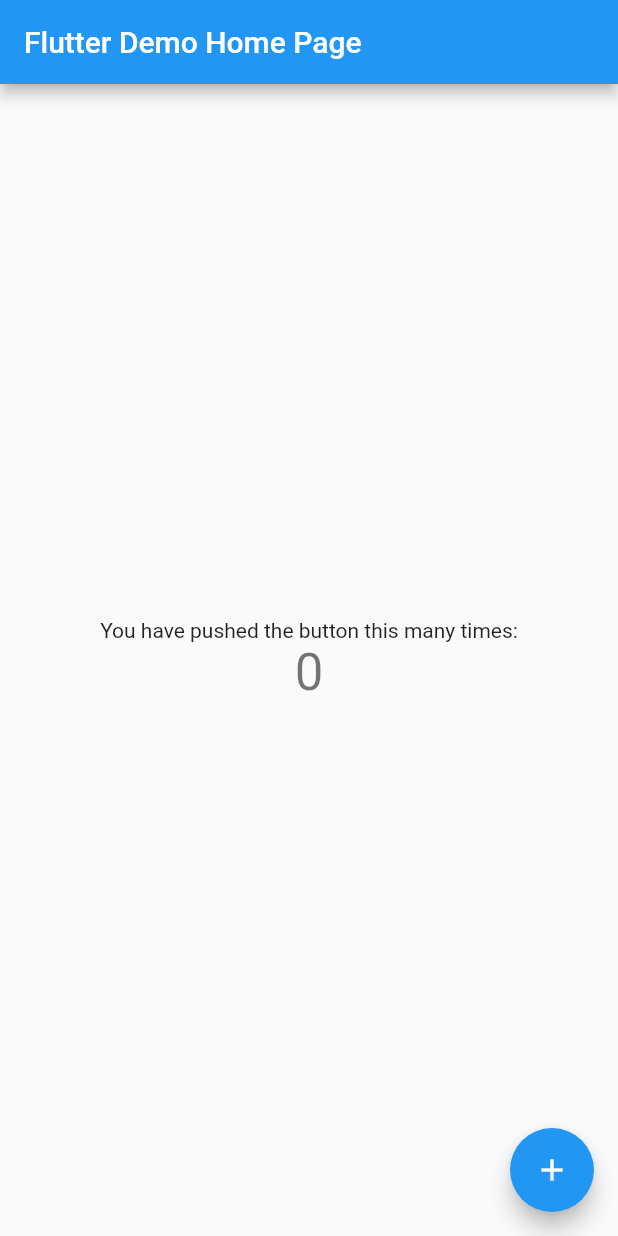
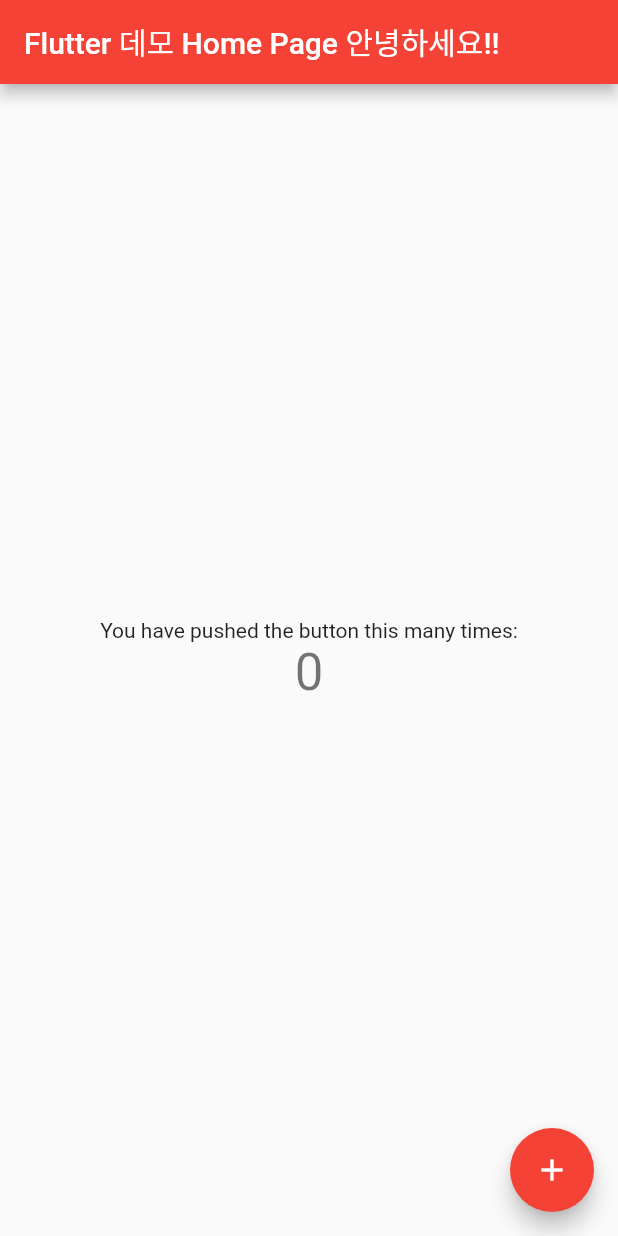
Before and after one commit to HwangHyeonseok/Flutter_Mobile, a Flutter app: the screen it shows after launch, on a phone screen of 412 x 824 dp. Run offline on Flutter 3.47's test engine with Material 2 defaults, Android fonts, the phone set to English and light mode, and no system bars.

Commit message:
20220919 앱프로그래밍

```diff
--- a/lib/main.dart
+++ b/lib/main.dart
@@ -1,6 +1,7 @@
-import 'package:flutter/material.dart';
+import 'package:flutter/material.dart'; // import 패키지를 엽니다.
 
 void main() {
+  // 시작점 함수
   runApp(const MyApp());
 }
 
@@ -10,26 +11,22 @@ class MyApp extends StatelessWidget {
   // This widget is the root of your application.
   @override
   Widget build(BuildContext context) {
+    // 위젯 build 함수 재정의, StatlessWidget 위젯에 정의되어 있음(고정)
     return MaterialApp(
-      title: 'Flutter Demo',
+      // 화면에 그릴 MaterialApp 위젯 반환
+      title: 'Flutter Demo1',
       theme: ThemeData(
-        // This is the theme of your application.
-        //
-        // Try running your application with "flutter run". You'll see the
-        // application has a blue toolbar. Then, without quitting the app, try
-        // changing the primarySwatch below to Colors.green and then invoke
-        // "hot reload" (press "r" in the console where you ran "flutter run",
-        // or simply save your changes to "hot reload" in a Flutter IDE).
-        // Notice that the counter didn't reset back to zero; the application
-        // is not restarted.
-        primarySwatch: Colors.blue,
+        // 메인 테마 설정
+        // 색상 및 타이틀 수정 - hot reload 기능 확인
+        primarySwatch: Colors.red,
       ),
-      home: const MyHomePage(title: 'Flutter Demo Home Page'),
+      home: const MyHomePage(title: 'Flutter 데모 Home Page 안녕하세요!!'),
     );
   }
 }
 
 class MyHomePage extends StatefulWidget {
+  // StatefulWidget 변경
   const MyHomePage({super.key, required this.title});
 
   // This widget is the home page of your application. It is stateful, meaning
```
